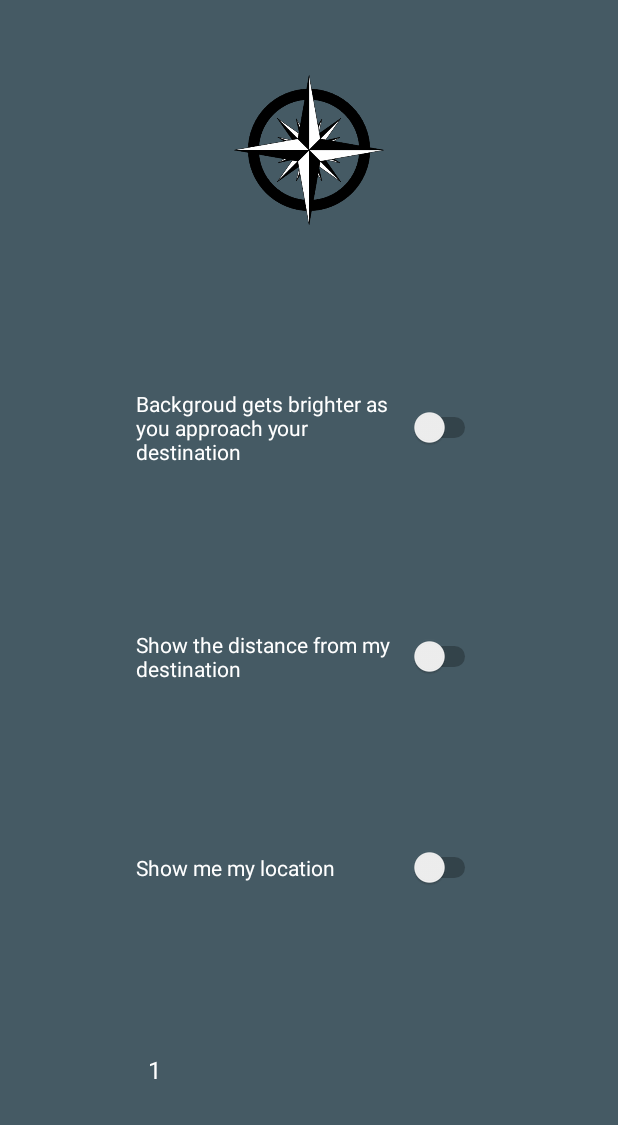
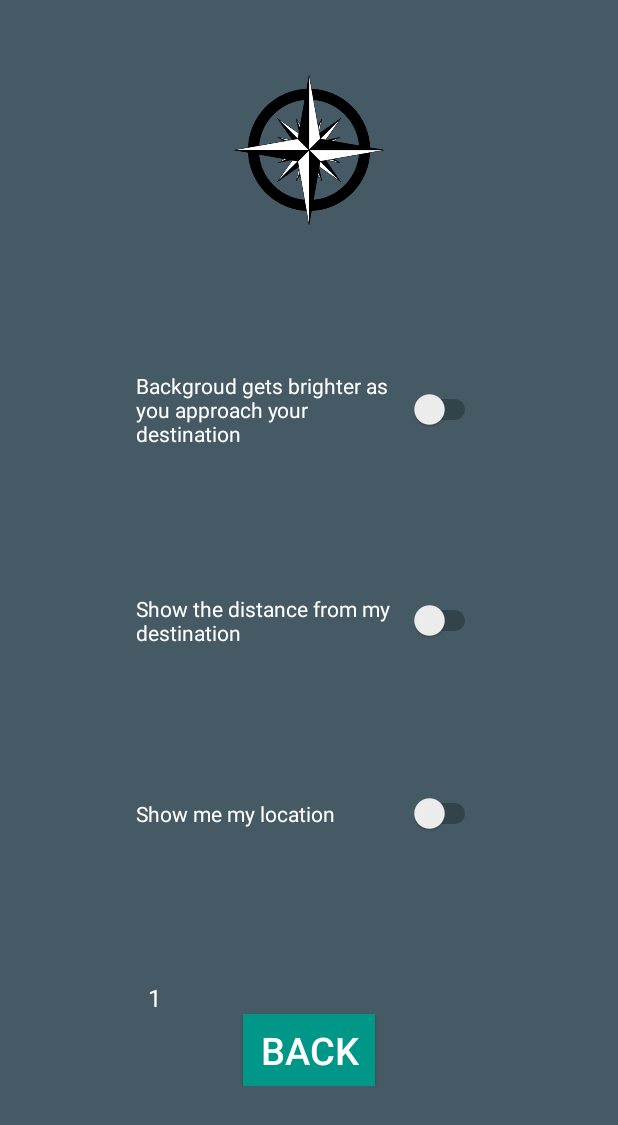
Before and after one commit to morales-201/GitDirection, an Android app: the layout settings_page.xml on its own in the app's theme, with its tools: preview values and no code run, on a phone screen of 412 x 824 dp. Shown: the top 1125 px of the screen. Run offline under Robolectric (Android 15) with nearby library versions, the phone set to English and light mode, and no system bars.

Commit message:
Fix color pallettee

```diff
--- a/app/src/main/res/layout/settings_page.xml
+++ b/app/src/main/res/layout/settings_page.xml
@@ -73,6 +73,15 @@
         android:prompt="@string/spinprompt"
         />
 
+    <Button
+        android:id="@+id/compassBackButton"
+        android:layout_height="wrap_content"
+        android:layout_width="wrap_content"
+        android:background="@color/colorAccent"
+        android:text="Back"
+        android:onClick="showMainPageAndAddSettings"
+        android:textSize="25sp"
+        />
 
 
 
```
Also changed, not shown: app/src/main/res/layout/instructiond_page.xml (+50 -3 lines).
